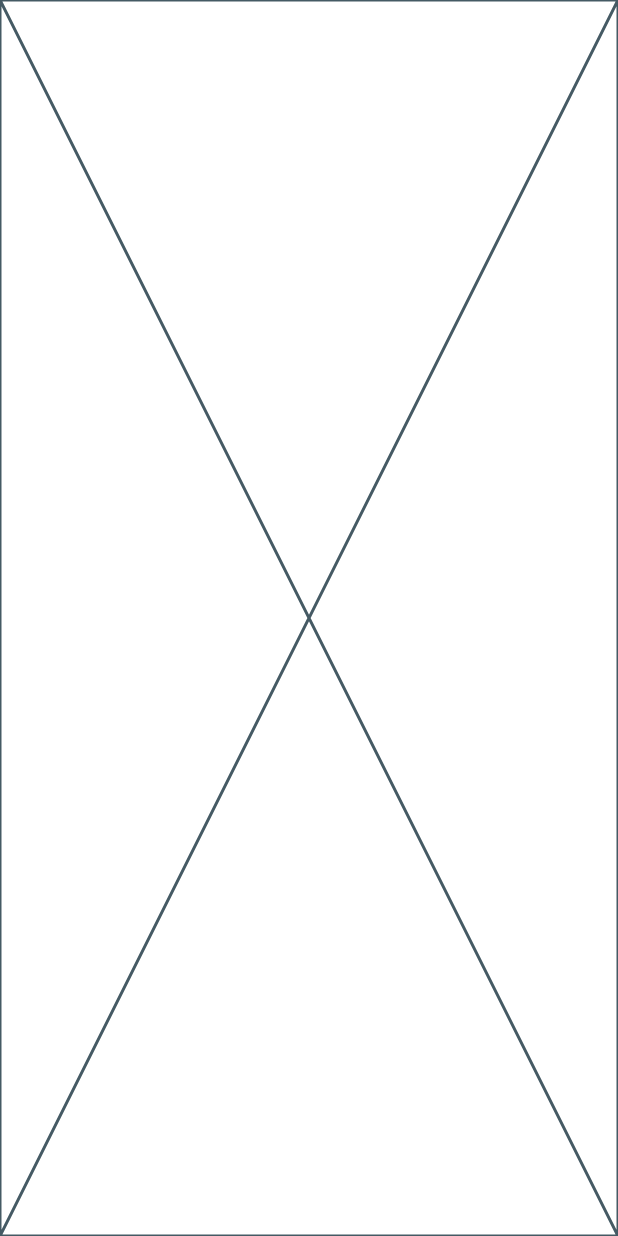
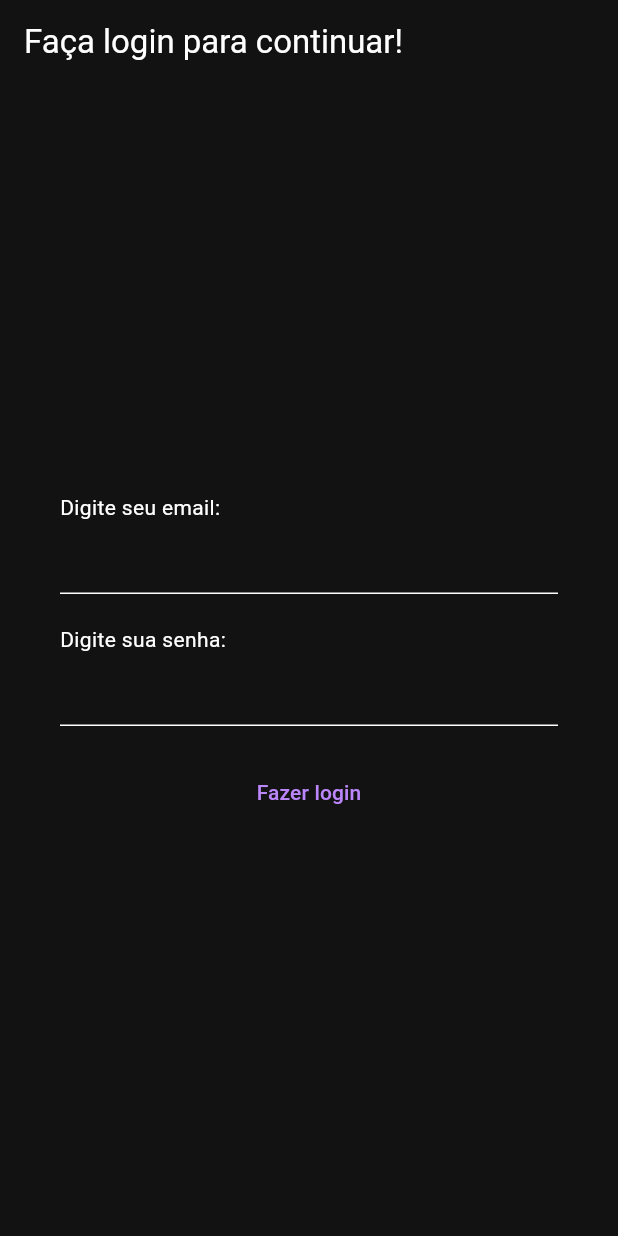
Before and after one commit to theMyntt/FromNotes-Mobile, a Flutter app: the screen it shows after launch, on a phone screen of 412 x 824 dp. Run offline on Flutter 3.47's test engine with Material 3 defaults, Android fonts, the phone set to English and light mode, and no system bars.

Commit message:
chore: login page design

```diff
--- a/lib/pages/login_page.dart
+++ b/lib/pages/login_page.dart
@@ -10,6 +10,38 @@ class LoginPage extends StatefulWidget {
 class _LoginPageState extends State<LoginPage> {
   @override
   Widget build(BuildContext context) {
-    return const Placeholder();
+    return Scaffold(
+      appBar: AppBar(
+        title: Text('Faça login para continuar!'),
+      ),
+      body: Padding(
+        padding: EdgeInsets.all(40.0),
+        child: Center(
+          child: Wrap(
+            runSpacing: 20.0,
+            children: [
+              const Column(
+                crossAxisAlignment: CrossAxisAlignment.start,
+                children: [
+                  Text('Digite seu email: '),
+                  TextField()
+                ]
+              ),
+              const Column(
+                crossAxisAlignment: CrossAxisAlignment.start,
+                children: [
+                  Text('Digite sua senha: '),
+                  TextField()
+                ],
+              ),
+              SizedBox(
+                width: double.infinity,
+                child: TextButton(onPressed: () {}, child: Text('Fazer login')),
+              )
+            ],
+          ),
+        ),
+      ),
+    );
   }
 }
```
